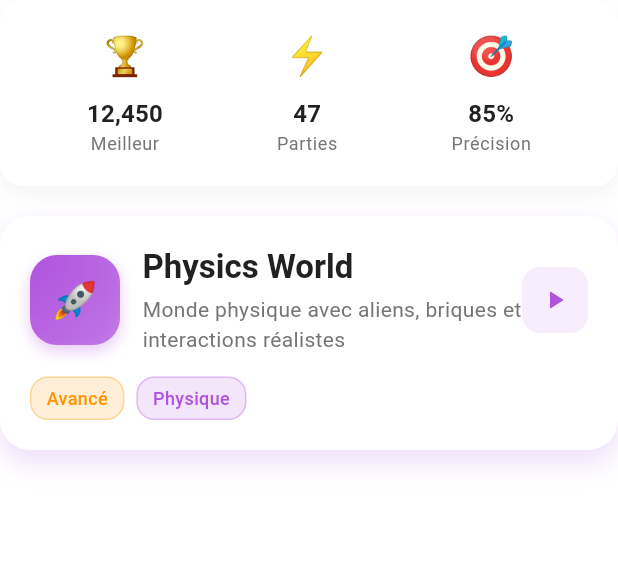
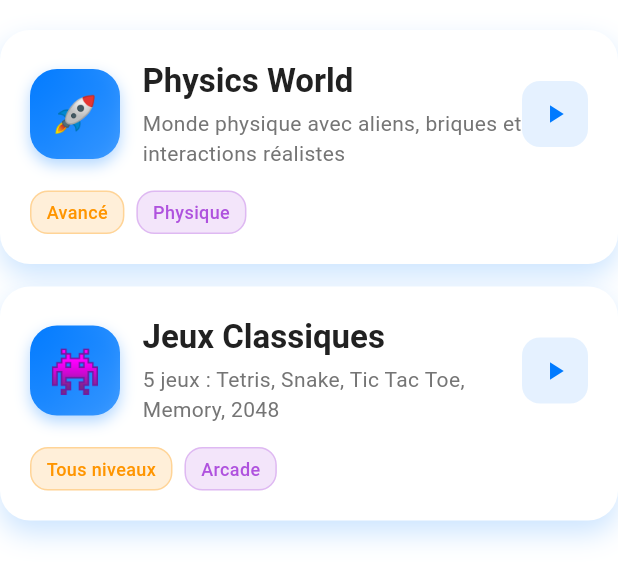
Before and after one commit to hackdave21/csis_info, a Flutter app: the CsisGames widget shown alone on an empty page, opened directly, on a phone screen of 412 x 824 dp. Shown: the top 581 px of the screen. Run offline on Flutter 3.47's test engine with Material 3 defaults, Android fonts, the phone set to English and light mode, and no system bars; our stand-ins replace google_fonts, heroicons; missing offline and left inert: flame, flame_audio, flame_forge2d, flame_kenney_xml, flutter_joystick, games_services.

```diff
--- a/example/lib/packages_test_page.dart
+++ b/example/lib/packages_test_page.dart
@@ -1,6 +1,6 @@
 import 'package:flutter/cupertino.dart';
-import 'package:csis_info/csis_info.dart' ;
 import 'package:csis_info/src/widgets/csis_complete_demo.dart';
+
 class PackagesTestPage extends StatelessWidget {
   const PackagesTestPage({super.key});
 
--- a/lib/src/widgets/csis_games_widget.dart
+++ b/lib/src/widgets/csis_games_widget.dart
@@ -1,4 +1,5 @@
 import 'package:csis_info/src/games/physics_game.dart';
+import 'package:csis_info/src/retro_games_wigets/retro_games_page.dart';
 import 'package:flutter/cupertino.dart';
 import 'package:flutter/material.dart';
 
@@ -47,11 +48,20 @@ class _CsisGamesState extends State<CsisGames> with TickerProviderStateMixin {
       name: 'Physics World',
       description: 'Monde physique avec aliens, briques et interactions réalistes',
       icon: '🚀',
-      color: CupertinoColors.systemPurple,
+      color: CupertinoColors.systemBlue,
       difficulty: 'Avancé',
       category: 'Physique',
       gameWidget: () => const PhysicsGameWidget(),
-    )
+    ),
+    CsisGame(
+    name: 'Jeux Classiques',
+    description: '5 jeux : Tetris, Snake, Tic Tac Toe, Memory, 2048',
+    icon: '👾',
+    color: CupertinoColors.systemBlue,
+    difficulty: 'Tous niveaux',
+    category: 'Arcade',
+    gameWidget: () => const RetroGamesPage(),
+  ),
   ];
 
   @override
@@ -109,7 +119,6 @@ class _CsisGamesState extends State<CsisGames> with TickerProviderStateMixin {
           SizedBox(height: widget.gameSpacing + 10),
         ],
         if (widget.showStats) ...[
-          _buildStatsCard(),
           SizedBox(height: widget.gameSpacing + 5),
         ],
         ...displayGames.asMap().entries.map((entry) {
@@ -121,7 +130,7 @@ class _CsisGamesState extends State<CsisGames> with TickerProviderStateMixin {
             ),
             child: _buildGameCard(game, index),
           );
-        }).toList(),
+        }),
       ],
     );
 
@@ -228,51 +237,7 @@ class _CsisGamesState extends State<CsisGames> with TickerProviderStateMixin {
     );
   }
 
-  Widget _buildStatsCard() {
-    return Container(
-      padding: const EdgeInsets.all(20),
-      decoration: BoxDecoration(
-        color: Theme.of(context).colorScheme.surface,
-        borderRadius: BorderRadius.circular(15),
-        boxShadow: [
-          BoxShadow(
-            color: CupertinoColors.systemGrey.withOpacity(0.1),
-            blurRadius: 10,
-            offset: const Offset(0, 5),
-          ),
-        ],
-      ),
-      child: Row(
-        mainAxisAlignment: MainAxisAlignment.spaceAround,
-        children: [
-          _buildStatItem('🏆', 'Meilleur', '12,450'),
-          _buildStatItem('⚡', 'Parties', '47'),
-          _buildStatItem('🎯', 'Précision', '85%'),
-        ],
-      ),
-    );
-  }
 
-  Widget _buildStatItem(String icon, String label, String value) {
-    return Column(
-      children: [
-        Text(icon, style: const TextStyle(fontSize: 25)),
-        const SizedBox(height: 8),
-        Text(
-          value,
-          style: Theme.of(context).textTheme.titleMedium?.copyWith(
-            fontWeight: FontWeight.bold,
-          ),
-        ),
-        Text(
-          label,
-          style: Theme.of(context).textTheme.bodySmall?.copyWith(
-            color: Colors.grey[600],
-          ),
-        ),
-      ],
-    );
-  }
 
   Widget _buildGameCard(CsisGame game, int index) {
     return TweenAnimationBuilder(
```
Also changed, not shown: lib/src/widgets/csis_complete_demo.dart (+7 -55 lines).
